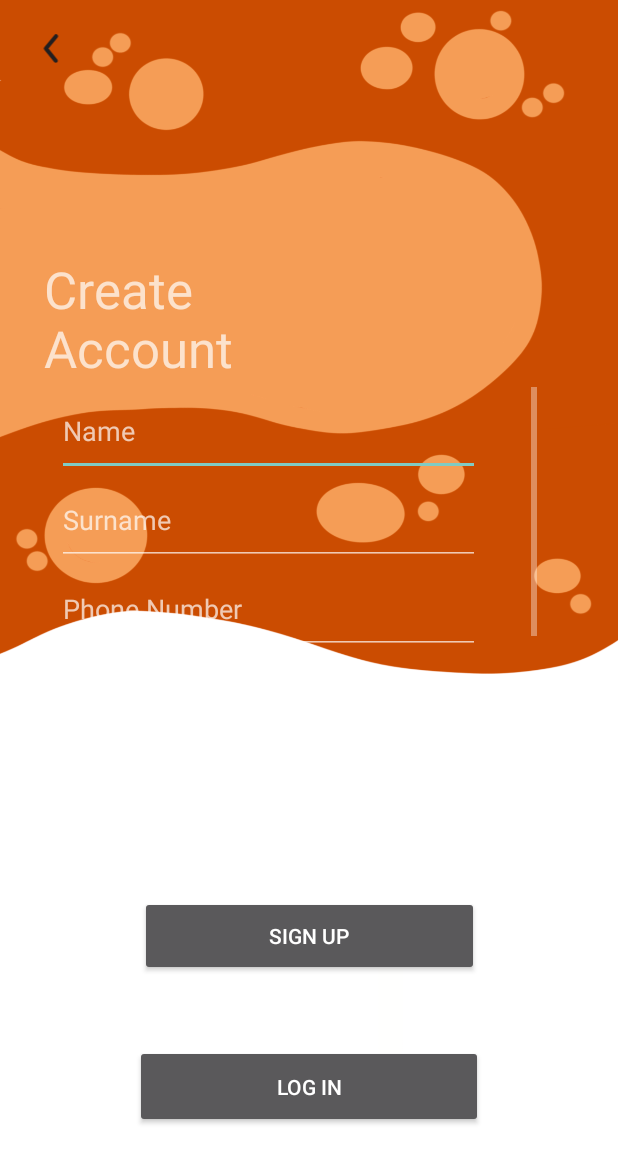
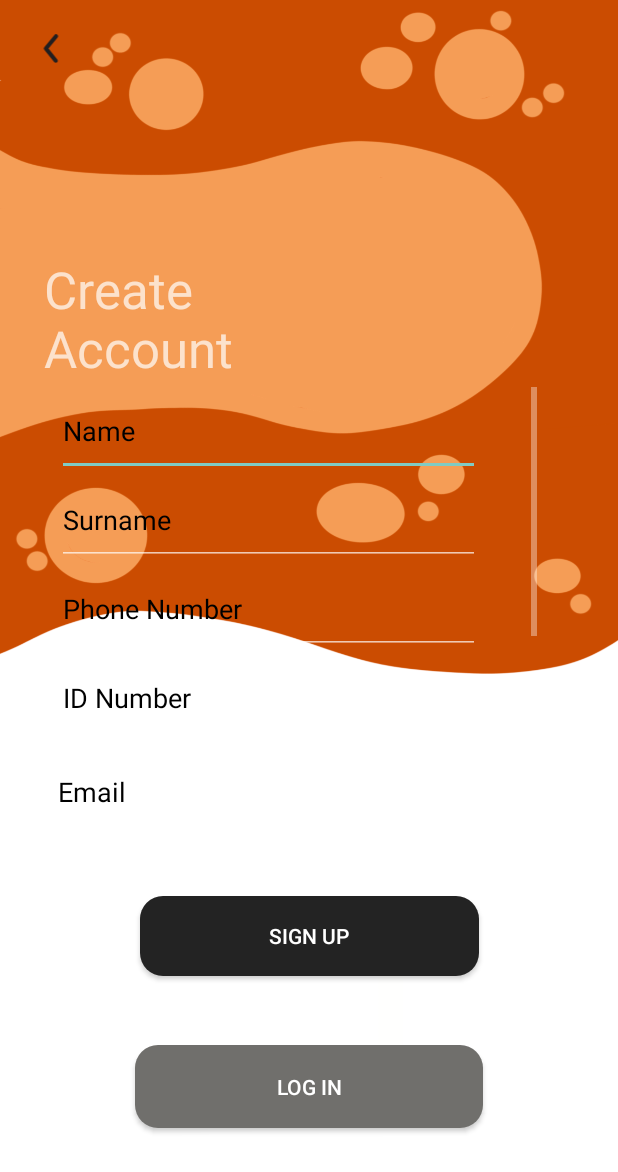
Before and after one commit to Rushil777/CommUnity, an Android app: the ServiceProviderRegisterActivity screen opened directly, with no data from a screen before it, on a phone screen of 412 x 824 dp. Shown: the top 1172 px of the screen. Run offline under Robolectric (Android 15) with nearby library versions, the phone set to English and light mode, and no system bars; our stand-ins replace Firebase (no records; nobody signed in at launch, a user with empty details on screens opened directly); Roboto replaces fonts that are not available here.

Commit message:
made changes in login and register pages

```diff
--- a/app/src/main/res/layout/activity_login.xml
+++ b/app/src/main/res/layout/activity_login.xml
@@ -33,6 +33,7 @@
         android:ems="10"
         android:hint="Email"
         android:inputType="text"
+        android:textColor="#000000"
         android:textColorHint="@color/black"
         app:layout_constraintBottom_toBottomOf="parent"
         app:layout_constraintEnd_toEndOf="parent"
@@ -49,6 +50,7 @@
         android:ems="10"
         android:hint="Password"
         android:inputType="textPassword"
+        android:textColor="#050505"
         android:textColorHint="@color/black"
         app:layout_constraintBottom_toBottomOf="parent"
         app:layout_constraintEnd_toEndOf="parent"
--- a/app/src/main/res/layout/activity_service_provider_register.xml
+++ b/app/src/main/res/layout/activity_service_provider_register.xml
@@ -40,6 +40,8 @@
                 android:layout_height="59dp"
                 android:ems="10"
                 android:hint="Name"
+                android:textColor="#050505"
+                android:textColorHint="@color/black"
                 android:inputType="text" />
 
             <EditText
@@ -48,6 +50,8 @@
                 android:layout_height="59dp"
                 android:ems="10"
                 android:hint="Surname"
+                android:textColor="#050505"
+                android:textColorHint="@color/black"
                 android:inputType="text" />
 
             <EditText
@@ -56,6 +60,8 @@
                 android:layout_height="59dp"
                 android:ems="10"
                 android:inputType="phone"
+                android:textColor="#050505"
+                android:textColorHint="@color/black"
                 android:hint="Phone Number"/>
 
             <EditText
@@ -64,6 +70,8 @@
                 android:layout_height="59dp"
                 android:ems="10"
                 android:inputType="number"
+                android:textColor="#050505"
+                android:textColorHint="@color/black"
                 android:hint="ID Number"/>
 
             <EditText
@@ -72,6 +80,8 @@
                 android:layout_height="65dp"
                 android:ems="10"
                 android:hint="Email"
+                android:textColor="#050505"
+                android:textColorHint="@color/black"
                 android:inputType="textEmailAddress" />
 
             <EditText
@@ -80,6 +90,8 @@
                 android:layout_height="65dp"
                 android:ems="10"
                 android:inputType="number"
+                android:textColor="#050505"
+                android:textColorHint="@color/black"
                 android:hint="Age"/>
 
             <EditText
@@ -88,6 +100,8 @@
                 android:layout_height="72dp"
                 android:ems="10"
                 android:inputType="date"
+                android:textColor="#050505"
+                android:textColorHint="@color/black"
                 android:hint="Date of Birth"/>
 
             <EditText
@@ -96,6 +110,8 @@
                 android:layout_height="72dp"
                 android:ems="10"
                 android:hint="Password"
+                android:textColor="#050505"
+                android:textColorHint="@color/black"
                 android:inputType="textPassword" />
 
             <EditText
@@ -104,6 +120,8 @@
                 android:layout_height="86dp"
                 android:ems="10"
                 android:hint="Confirm Password"
+                android:textColor="#050505"
+                android:textColorHint="@color/black"
                 android:inputType="textPassword" />
 
         </LinearLayout>
@@ -128,7 +146,9 @@
         android:layout_marginStart="64dp"
         android:layout_marginEnd="64dp"
         android:layout_marginBottom="46dp"
+        android:background="@drawable/custom_black_button"
         android:text="Sign up"
+        android:textColor="#FFFFFF"
         app:layout_constraintBottom_toTopOf="@+id/btnLoginPage"
         app:layout_constraintEnd_toEndOf="parent"
         app:layout_constraintStart_toStartOf="parent"
@@ -141,6 +161,7 @@
         android:layout_marginStart="65dp"
         android:layout_marginEnd="65dp"
         android:layout_marginBottom="79dp"
+        android:background="@drawable/roundstyle"
         android:text="Log in"
         app:layout_constraintBottom_toBottomOf="parent"
         app:layout_constraintEnd_toEndOf="parent"
```
Also changed, not shown: app/src/main/res/layout/activity_customer_register.xml (+18 -0 lines).
